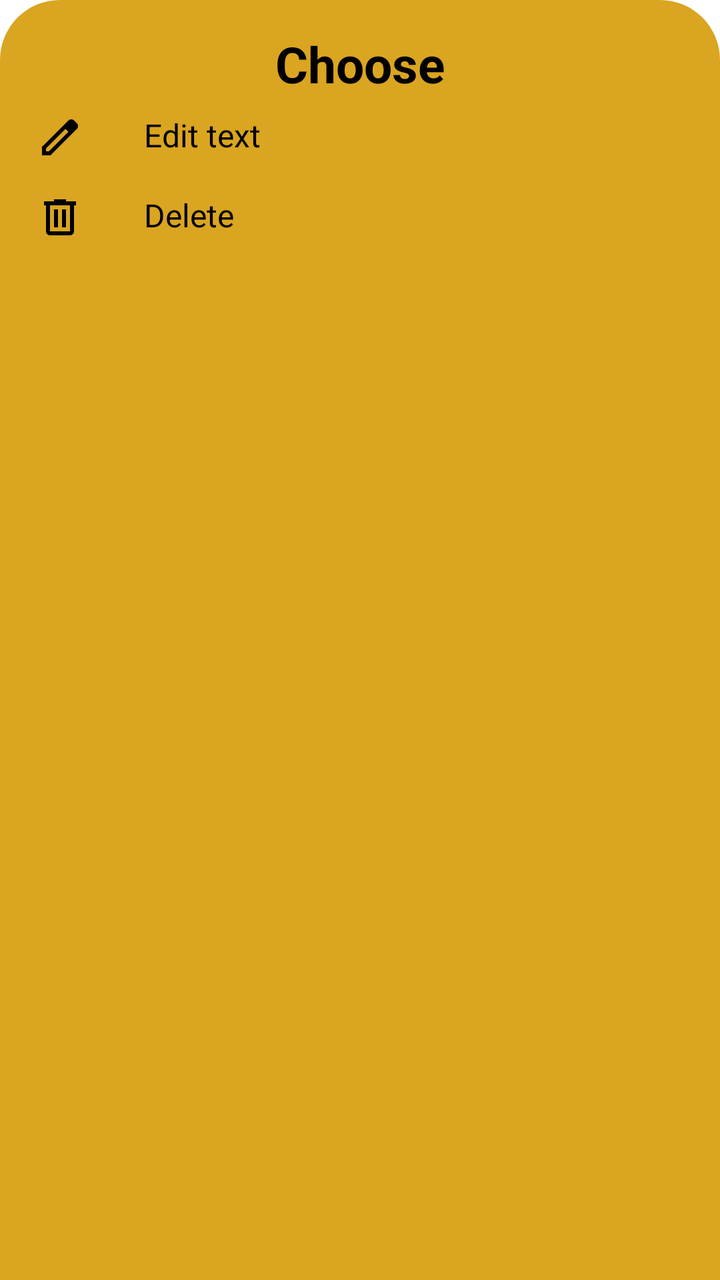
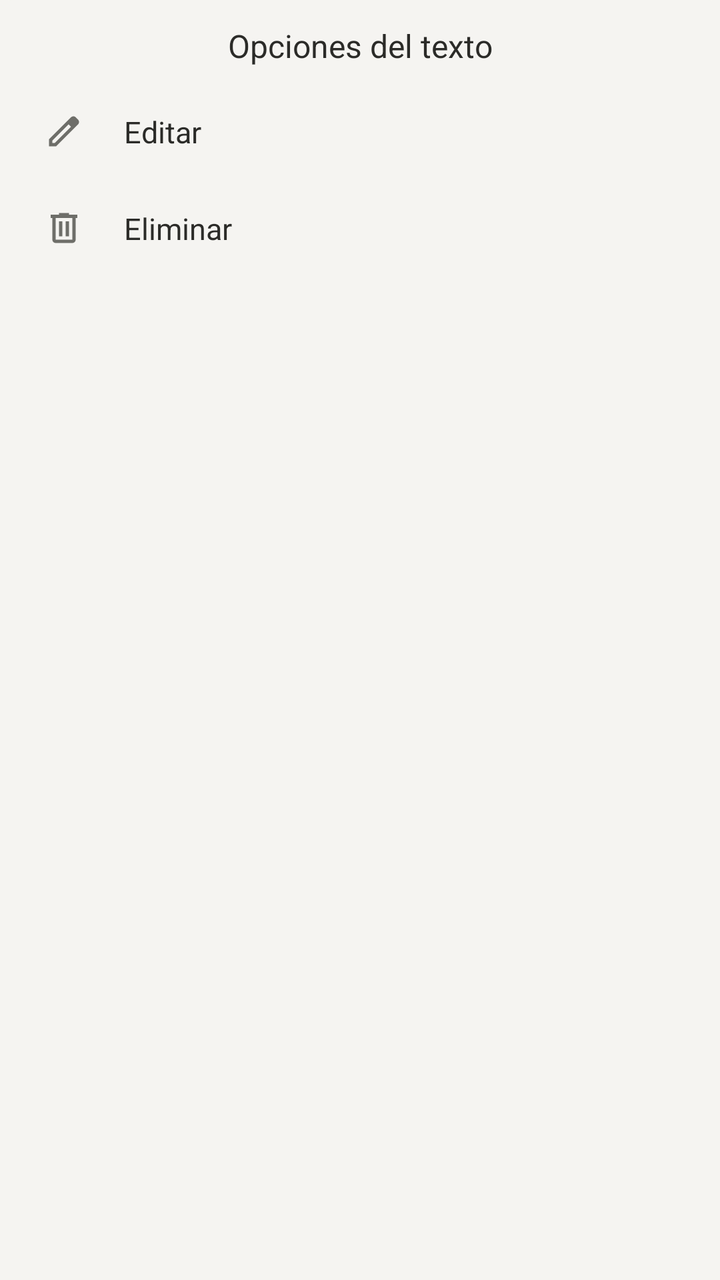

An Android layout rendered at two revisions. The XML below is the earlier revision; the diff shows what the commit changed to produce the second picture.
<!-- AndroidManifest.xml: application theme Theme.Leelo -->
<!-- res/layout/bottomssheet_edit_text.xml -->
<?xml version="1.0" encoding="utf-8"?>

<LinearLayout xmlns:android="http://schemas.android.com/apk/res/android"
    android:orientation="vertical"
    android:layout_width="match_parent"
    android:layout_height="match_parent"
    android:background="@drawable/dialog_bg">

    <TextView
        android:id="@+id/choosetxt"
        android:layout_width="match_parent"
        android:layout_height="wrap_content"
        android:textAlignment="center"
        android:text="Choose"
        android:textColor="@color/black"
        android:layout_marginTop="5dp"
        android:textSize="25dp"
        android:textStyle="bold"/>

    <LinearLayout
        android:id="@+id/layout_edit_text"
        android:orientation="horizontal"
        android:layout_width="match_parent"
        android:layout_height="wrap_content"
        android:padding="8dp">

        <ImageView
            android:layout_width="wrap_content"
            android:layout_height="wrap_content"
            android:src="@drawable/edit"
            android:tint="@color/black" />

        <TextView
            android:layout_width="wrap_content"
            android:layout_height="wrap_content"
            android:layout_marginLeft="30dp"
            android:text="Edit text"
            android:textColor="@color/black"
            android:textSize="16sp" />
    </LinearLayout>

    <LinearLayout
        android:id="@+id/layout_delete_text"
        android:orientation="horizontal"
        android:layout_width="match_parent"
        android:layout_height="wrap_content"
        android:padding="8dp">

        <ImageView
            android:layout_width="wrap_content"
            android:layout_height="wrap_content"
            android:src="@drawable/delete"
            android:tint="@color/black"
            />

        <TextView
            android:layout_width="wrap_content"
            android:layout_height="wrap_content"
            android:text="Delete"
            android:layout_marginLeft="30dp"
            android:textSize="16sp"
            android:textColor="@color/black"
            />
    </LinearLayout>



</LinearLayout>
<!-- resources referenced by this layout -->
<resources>
  <color name="black">#FF000000</color>
  <!-- drawable delete (drawable) -->
  <vector xmlns:android="http://schemas.android.com/apk/res/android"
      android:width="24dp"
      android:height="24dp"
      android:viewportWidth="960"
      android:viewportHeight="960">
    <path
        android:pathData="M280,840q-33,0 -56.5,-23.5T200,760v-520h-40v-80h200v-40h240v40h200v80h-40v520q0,33 -23.5,56.5T680,840L280,840ZM680,240L280,240v520h400v-520ZM360,680h80v-360h-80v360ZM520,680h80v-360h-80v360ZM280,240v520,-520Z"
        android:fillColor="#e3e3e3"/>
  </vector>
  <!-- drawable dialog_bg (drawable) -->
  <?xml version="1.0" encoding="utf-8"?>
  
  <shape xmlns:android="http://schemas.android.com/apk/res/android">
  
      <solid android:color="@color/gold"/>
  
      <corners
          android:topLeftRadius="30dp"
          android:topRightRadius="30dp"
          />
  
      <padding
          android:left="10dp"
          android:right="10dp"
          android:top="10dp"
          android:bottom="10dp"
          />
  
  </shape>
  <!-- drawable edit (drawable) -->
  <vector xmlns:android="http://schemas.android.com/apk/res/android"
      android:width="24dp"
      android:height="24dp"
      android:viewportWidth="960"
      android:viewportHeight="960">
    <path
        android:pathData="M200,760h57l391,-391 -57,-57 -391,391v57ZM120,840v-170l528,-527q12,-11 26.5,-17t30.5,-6q16,0 31,6t26,18l55,56q12,11 17.5,26t5.5,30q0,16 -5.5,30.5T817,313L290,840L120,840ZM760,256 L704,200 760,256ZM619,341 L591,312 648,369 619,341Z"
        android:fillColor="#e3e3e3"/>
  </vector>
  <style name="Theme.Leelo" parent="Base.Theme.Leelo" />
  <color name="gold">#DAA520</color>
  <style name="Base.Theme.Leelo" parent="Theme.Material3.DayNight.NoActionBar">
          <item name="colorPrimary">@color/gold</item>
          <item name="colorPrimaryVariant">@color/gold</item>
          <item name="colorOnPrimary">@color/black</item>
          <item name="colorSecondary">@color/gold</item>
          <item name="colorSecondaryVariant">@color/gold</item>
          <item name="colorOnSecondary">@color/black</item>
          
          <item name="android:colorBackground">@color/background_light</item>
          <item name="colorSurface">@color/surface_light</item>
          <item name="colorOnBackground">@color/on_background_light</item>
          <item name="colorOnSurface">@color/on_surface_light</item>
          
          <item name="android:statusBarColor">@color/background_light</item>
          <item name="android:windowLightStatusBar" tools:targetApi="m">true</item>
          <item name="android:navigationBarColor">@color/background_light</item>
      </style>
  <color name="background_light">#FFFFFF</color>
  <color name="surface_light">#FFFFFF</color>
  <color name="on_background_light">#1C1B1F</color>
  <color name="on_surface_light">#1C1B1F</color>
</resources>

<!-- the commit's change to res/layout/bottomssheet_edit_text.xml (unified diff, before → after) -->
@@ -1,68 +1,65 @@
 <?xml version="1.0" encoding="utf-8"?>
-
 <LinearLayout xmlns:android="http://schemas.android.com/apk/res/android"
-    android:orientation="vertical"
     android:layout_width="match_parent"
-    android:layout_height="match_parent"
-    android:background="@drawable/dialog_bg">
+    android:layout_height="wrap_content"
+    android:background="@drawable/dialog_bg"
+    android:orientation="vertical">
 
     <TextView
-        android:id="@+id/choosetxt"
         android:layout_width="match_parent"
         android:layout_height="wrap_content"
-        android:textAlignment="center"
-        android:text="Choose"
-        android:textColor="@color/black"
-        android:layout_marginTop="5dp"
-        android:textSize="25dp"
-        android:textStyle="bold"/>
+        android:layout_marginBottom="8dp"
+        android:gravity="center"
+        android:text="Opciones del texto"
+        android:textColor="?attr/colorOnSurface"
+        android:textSize="16sp" />
 
     <LinearLayout
         android:id="@+id/layout_edit_text"
-        android:orientation="horizontal"
         android:layout_width="match_parent"
         android:layout_height="wrap_content"
-        android:padding="8dp">
+        android:background="?android:attr/selectableItemBackground"
+        android:gravity="center_vertical"
+        android:orientation="horizontal"
+        android:padding="14dp">
 
         <ImageView
-            android:layout_width="wrap_content"
-            android:layout_height="wrap_content"
+            android:layout_width="20dp"
+            android:layout_height="20dp"
             android:src="@drawable/edit"
-            android:tint="@color/black" />
+            android:tint="?attr/colorOnSurfaceVariant" />
 
         <TextView
             android:layout_width="wrap_content"
             android:layout_height="wrap_content"
-            android:layout_marginLeft="30dp"
-            android:text="Edit text"
-            android:textColor="@color/black"
-            android:textSize="16sp" />
+            android:layout_marginStart="20dp"
+            android:text="Editar"
+            android:textColor="?attr/colorOnSurface"
+            android:textSize="15sp" />
     </LinearLayout>
 
     <LinearLayout
         android:id="@+id/layout_delete_text"
-        android:orientation="horizontal"
         android:layout_width="match_parent"
         android:layout_height="wrap_content"
-        android:padding="8dp">
+        android:background="?android:attr/selectableItemBackground"
+        android:gravity="center_vertical"
+        android:orientation="horizontal"
+        android:padding="14dp">
 
         <ImageView
-            android:layout_width="wrap_content"
-            android:layout_height="wrap_content"
+            android:layout_width="20dp"
+            android:layout_height="20dp"
             android:src="@drawable/delete"
-            android:tint="@color/black"
-            />
+            android:tint="?attr/colorOnSurfaceVariant" />
 
         <TextView
             android:layout_width="wrap_content"
             android:layout_height="wrap_content"
-            android:text="Delete"
-            android:layout_marginLeft="30dp"
-            android:textSize="16sp"
-            android:textColor="@color/black"
-            />
+            android:layout_marginStart="20dp"
+            android:text="Eliminar"
+            android:textColor="?attr/colorOnSurface"
+            android:textSize="15sp" />
     </LinearLayout>
 
-
-
 </LinearLayout>
<!-- resource entries referenced after the edit -->
@@ -1,6 +1,5 @@
 <!-- resources referenced by this layout -->
 <resources>
-  <color name="black">#FF000000</color>
   <!-- drawable delete (drawable) -->
   <vector xmlns:android="http://schemas.android.com/apk/res/android"
       android:width="24dp"
@@ -13,23 +12,16 @@
   </vector>
   <!-- drawable dialog_bg (drawable) -->
   <?xml version="1.0" encoding="utf-8"?>
-  
   <shape xmlns:android="http://schemas.android.com/apk/res/android">
-  
-      <solid android:color="@color/gold"/>
-  
+      <solid android:color="@color/paper" />
       <corners
-          android:topLeftRadius="30dp"
-          android:topRightRadius="30dp"
-          />
-  
+          android:topLeftRadius="6dp"
+          android:topRightRadius="6dp" />
       <padding
-          android:left="10dp"
-          android:right="10dp"
-          android:top="10dp"
-          android:bottom="10dp"
-          />
-  
+          android:left="8dp"
+          android:right="8dp"
+          android:top="12dp"
+          android:bottom="12dp" />
   </shape>
   <!-- drawable edit (drawable) -->
   <vector xmlns:android="http://schemas.android.com/apk/res/android"
@@ -42,27 +34,35 @@
         android:fillColor="#e3e3e3"/>
   </vector>
   <style name="Theme.Leelo" parent="Base.Theme.Leelo" />
-  <color name="gold">#DAA520</color>
+  <color name="paper">#FFF5F4F1</color>
   <style name="Base.Theme.Leelo" parent="Theme.Material3.DayNight.NoActionBar">
-          <item name="colorPrimary">@color/gold</item>
-          <item name="colorPrimaryVariant">@color/gold</item>
-          <item name="colorOnPrimary">@color/black</item>
-          <item name="colorSecondary">@color/gold</item>
-          <item name="colorSecondaryVariant">@color/gold</item>
-          <item name="colorOnSecondary">@color/black</item>
-          
-          <item name="android:colorBackground">@color/background_light</item>
-          <item name="colorSurface">@color/surface_light</item>
-          <item name="colorOnBackground">@color/on_background_light</item>
-          <item name="colorOnSurface">@color/on_surface_light</item>
-          
-          <item name="android:statusBarColor">@color/background_light</item>
+          <item name="colorPrimary">@color/accent</item>
+          <item name="colorOnPrimary">@color/accent_on</item>
+          <item name="colorSecondary">@color/accent</item>
+          <item name="colorOnSecondary">@color/accent_on</item>
+  
+          <item name="android:colorBackground">@color/paper</item>
+          <item name="colorOnBackground">@color/ink</item>
+          <item name="colorSurface">@color/paper</item>
+          <item name="colorOnSurface">@color/ink</item>
+          <item name="colorSurfaceVariant">@color/paper</item>
+          <item name="colorOnSurfaceVariant">@color/ink_muted</item>
+          <item name="colorOutline">@color/line</item>
+          <item name="colorOutlineVariant">@color/line</item>
+          <item name="colorPrimaryContainer">@color/paper</item>
+          <item name="colorSecondaryContainer">@color/paper</item>
+  
+          <item name="android:statusBarColor">@color/paper</item>
           <item name="android:windowLightStatusBar" tools:targetApi="m">true</item>
-          <item name="android:navigationBarColor">@color/background_light</item>
+          <item name="android:navigationBarColor">@color/paper</item>
+          <item name="android:windowBackground">@color/paper</item>
+  
+          <item name="android:fontFamily">sans-serif</item>
       </style>
-  <color name="background_light">#FFFFFF</color>
-  <color name="surface_light">#FFFFFF</color>
-  <color name="on_background_light">#1C1B1F</color>
-  <color name="on_surface_light">#1C1B1F</color>
+  <color name="accent">#FF63635F</color>
+  <color name="accent_on">#FFF5F4F1</color>
+  <color name="ink">#FF2B2B28</color>
+  <color name="ink_muted">#FF6E6E69</color>
+  <color name="line">#FFD8D7D2</color>
 </resources>
 
